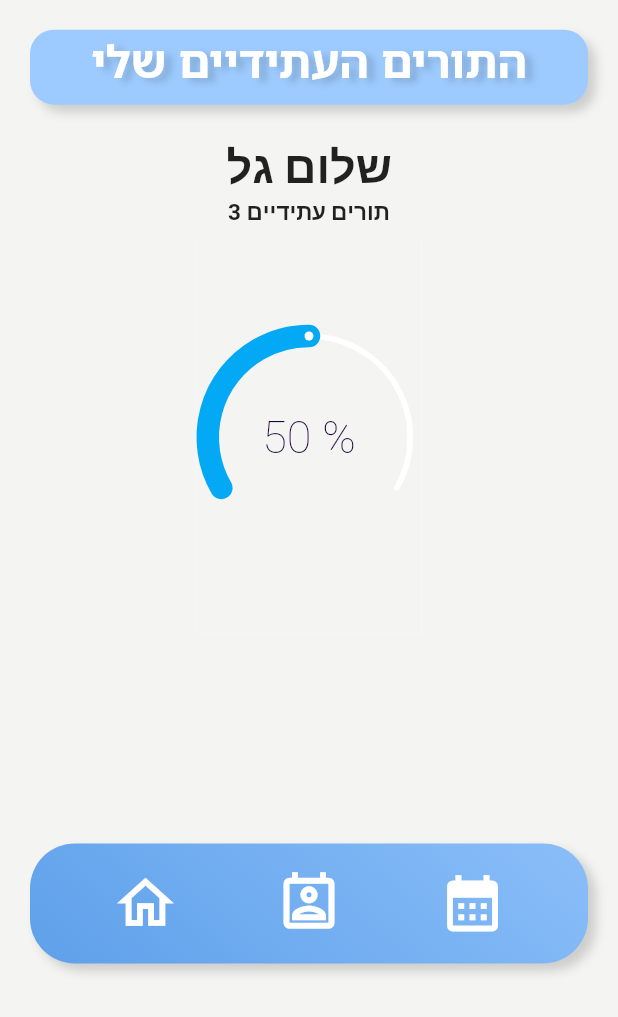
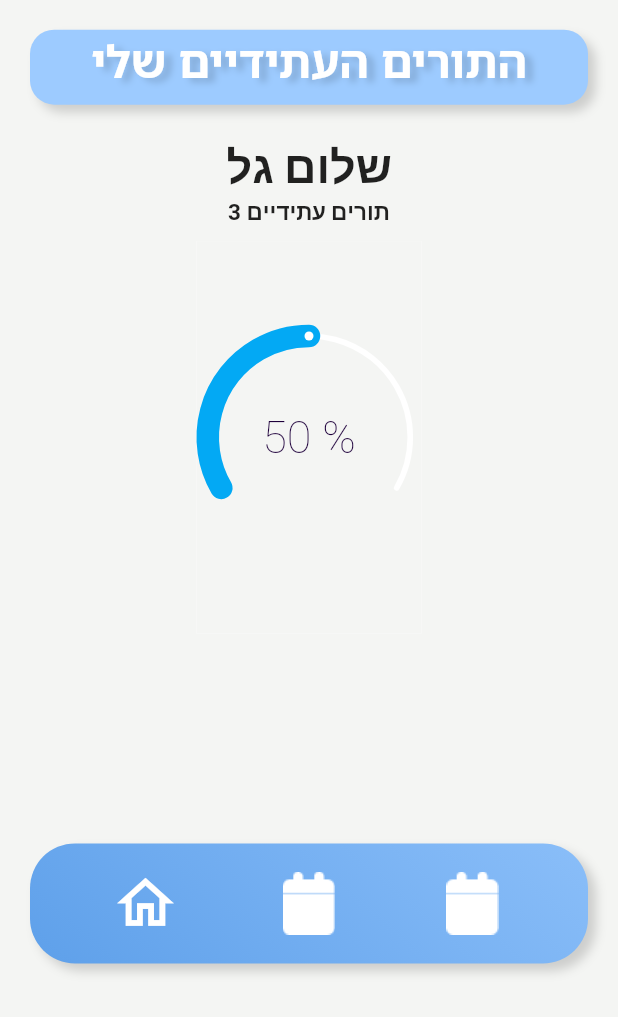
Before and after one commit to carmelBar24/tori, a Flutter app: the FutureTurnsPage screen opened by its route, on a phone screen of 412 x 824 dp, the part 219-1236 px from its top. Run offline on Flutter 3.47's test engine with Material 2 defaults, Android fonts, the phone set to English and light mode, and no system bars; drawn by our look-alikes of sleek_circular_slider; our stand-ins replace cloud_firestore, firebase_core, firebase_database, flutter_svg; missing offline and left inert: adobe_xd; accounts and stored records are empty; generated files the repository leaves out were written again; Roboto replaces fonts that are missing (Noto Sans Hebrew).

Commit message:
neet do check images with chen

```diff
--- a/lib/Widgets/menu.dart
+++ b/lib/Widgets/menu.dart
@@ -34,8 +34,8 @@ class menu extends StatelessWidget {
           mainAxisAlignment: MainAxisAlignment.spaceEvenly,
           children: [
             TextButton(child: Icon(Icons.home_outlined,color: Colors.white,size: 45.0,),onPressed: (){Navigator.pushNamed(context, 'futureTurnsPage');}),
-            TextButton(child: Icon(Icons.perm_contact_calendar_outlined,color: Colors.white,size: 45.0,),onPressed: (){Navigator.pushNamed(context, 'swapPage');}),
-            TextButton(child: Icon(Icons.calendar_month,color: Colors.white,size: 45.0,),onPressed: (){Navigator.pushNamed(context, 'receivedPage');},)
+            TextButton(child: ImageIcon(AssetImage('images/center_icon.png'),color: Colors.white,size: 45.0),onPressed: (){Navigator.pushNamed(context, 'swapPage');}),
+            TextButton(child:ImageIcon(AssetImage('images/left_icon.png'),color: Colors.white,size: 45.0),onPressed: (){Navigator.pushNamed(context, 'receivedPage');},)
           ],
         )
     );
```
Also changed, not shown: images/center_icon.png (added), images/left_icon.png (added).
